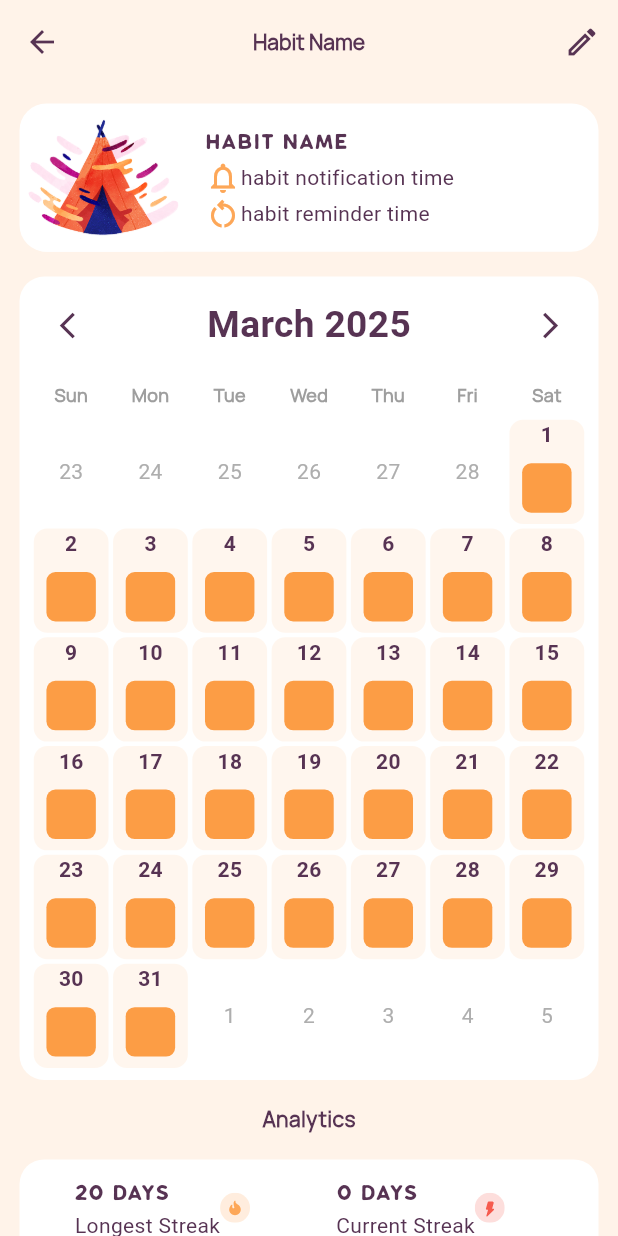
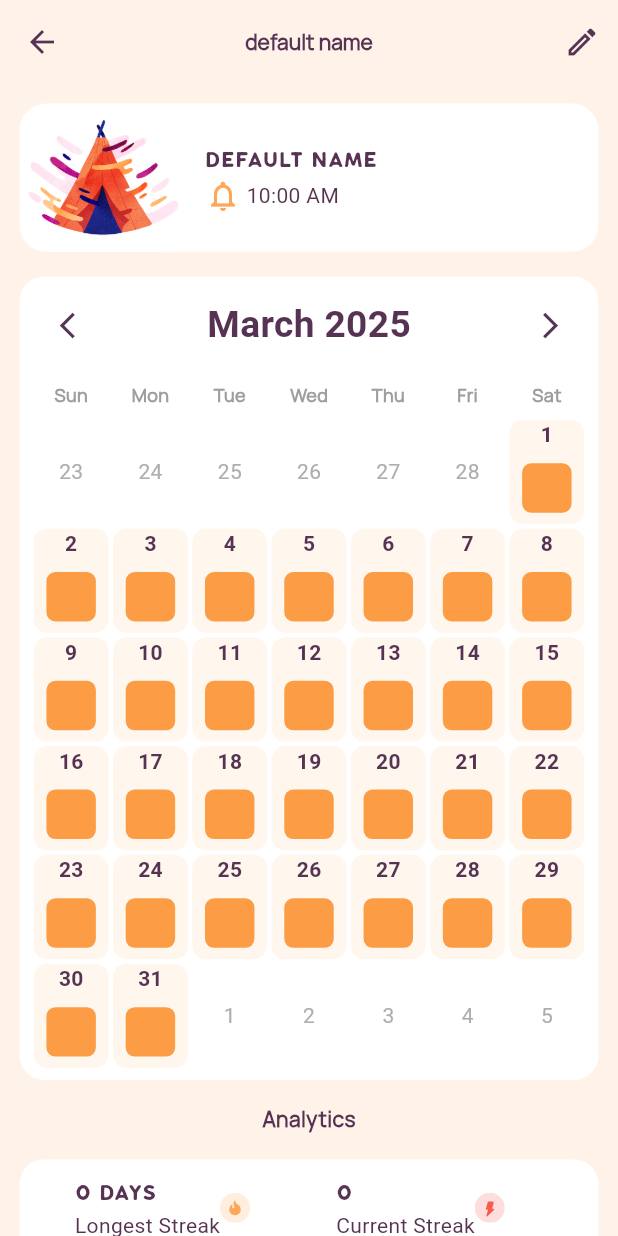
Before and after one commit to Dada6x/Monumental-habits, a Flutter app: the HabitInfoPage screen opened directly with empty values, after a tap on the "arrow back ios new" icon, on a phone screen of 412 x 824 dp. Run offline on Flutter 3.47's test engine with Material 3 defaults, Android fonts, the phone set to English and light mode, and no system bars; drawn by our look-alikes of table_calendar; our stand-ins replace dio, firebase_auth, firebase_core, flutter_local_notifications, flutter_svg, flutter_timezone and 8 more; missing offline and left inert: flutter_verification_code; accounts and stored records are empty; network calls fail; project files that could hold a hidden picture were left out.

Commit message:
making the info page(getting started )

```diff
--- a/lib/pages/habit/controllers/habitcontroller.dart
+++ b/lib/pages/habit/controllers/habitcontroller.dart
@@ -43,6 +43,7 @@ class HabitController extends GetxController {
         var response = await Dio().post(
           "http://10.0.2.2:8000/api/habits",
           data: {
+
             'name': habitName.value,
             "days": selectedDays.map((d) => fullDayNames[d]!).toList(),
             "reminder_time": null,
--- a/lib/pages/habit/info/habit_Info.dart
+++ b/lib/pages/habit/info/habit_Info.dart
@@ -2,24 +2,45 @@ import 'package:dio/dio.dart';
 import 'package:flutter/material.dart';
 import 'package:flutter_svg/flutter_svg.dart';
 import 'package:get/get.dart';
-import 'package:monumental_habits/home/homePage.dart';
 import 'package:monumental_habits/main.dart';
 import 'package:monumental_habits/pages/habit/controllers/habitcontroller.dart';
+import 'package:monumental_habits/pages/habit/controllers/service.dart';
 import 'package:monumental_habits/pages/habit/info/calander.dart';
 import 'package:monumental_habits/util/helper.dart';
 import 'package:monumental_habits/util/sizedconfig.dart';
 import 'package:monumental_habits/widgets/Buttons.dart';
 
-class HabitInfoPage extends StatelessWidget {
+class HabitInfoPage extends StatefulWidget {
   // ignore: prefer_typing_uninitialized_variables
   final id;
-  final HabitController habitController = Get.find<HabitController>();
+
   HabitInfoPage({super.key, required this.id});
 
-  void deleteHabit() async {
+  @override
+  State<HabitInfoPage> createState() => _HabitInfoPageState();
+}
+
+class _HabitInfoPageState extends State<HabitInfoPage> {
+  final HabitController habitController = Get.find<HabitController>();
+
+  String name = 'default name';
+  String reminderTime = ' 10:00 AM';
+  int longestStreak = 0;
+  int currentStreak = 0;
+  double completionRate = 0.0;
+  String easiness = '';
+
+  @override
+  void initState() {
+    super.initState();
+    fetchHabitData();
+  }
+
+  void fetchHabitData() async {
+    String apiUrl = 'http://10.0.2.2:8000/habits/${widget.id}';
+
     try {
-      String apiUrl = 'http://10.0.2.2:8000/api/habits/$id';
-      var response = await dio.delete(
+      final response = await dio.get(
         apiUrl,
         options: Options(
           headers: {
@@ -28,39 +49,21 @@ class HabitInfoPage extends StatelessWidget {
           },
         ),
       );
-      // Check the response status code
       if (response.statusCode == 200) {
-        Get.snackbar('Success', 'Habit deleted successfully! ',
-            snackPosition: SnackPosition.BOTTOM,
-            backgroundColor: Colors.white,
-            colorText: const Color(darkOrange),
-            icon: const Icon(Icons.delete));
-        Get.off(()=>HomePage());
+        print("DATA WAS FETCHUESD ⚪");
+        setState(() {
+          name = response.data['habit']['name'];
+          reminderTime = response.data['reminder_time'];
+          longestStreak = response.data['longest_streak'];
+          currentStreak = response.data['current_streak'];
+          completionRate = response.data['complete_rate'];
+          easiness = response.data['easiness'];
+        });
       } else {
-        Get.snackbar(
-          'Error',
-          'Failed to delete habit. Try again later. ❌',
-          snackPosition: SnackPosition.BOTTOM,
-          backgroundColor: Colors.orange,
-          colorText: Colors.white,
-          icon: const Icon(
-          Icons.error,
-          color: Colors.red,
-        ),
-        );
+        print('error');
       }
     } catch (e) {
-      Get.snackbar(
-        'Error',
-        'Error: Unable to delete habit. Please check your connection. ❌',
-        snackPosition: SnackPosition.BOTTOM,
-        backgroundColor: Colors.orange,
-        colorText: Colors.white,
-        icon: const Icon(
-          Icons.error,
-          color: Colors.red,
-        ),
-      );
+      print('exception $e');
     }
   }
 
@@ -77,7 +80,7 @@ class HabitInfoPage extends StatelessWidget {
         elevation: 0,
         centerTitle: true,
         title: Text(
-          'Habit Name',
+          name,
           style: manropeFun(context),
           overflow: TextOverflow.ellipsis,
         ),
@@ -130,7 +133,7 @@ class HabitInfoPage extends StatelessWidget {
                           crossAxisAlignment: CrossAxisAlignment.start,
                           children: [
                             Text(
-                              'habit name',
+                              name,
                               style: klasikFun(context),
                             ),
                             Row(
@@ -139,18 +142,18 @@ class HabitInfoPage extends StatelessWidget {
                                   Icons.notifications_outlined,
                                   color: Theme.of(context).colorScheme.primary,
                                 ),
-                                const Text("habit notification time "),
+                                Text(reminderTime),
                               ],
                             ),
-                            Row(
-                              children: [
-                                Icon(
-                                  Icons.restart_alt_outlined,
-                                  color: Theme.of(context).colorScheme.primary,
-                                ),
-                                const Text("habit reminder time "),
-                              ],
-                            ),
+                            // Row(
+                            //   children: [
+                            //     Icon(
+                            //       Icons.restart_alt_outlined,
+                            //       color: Theme.of(context).colorScheme.primary,
+                            //     ),
+                            //     const Text("habit reminder time "),
+                            //   ],
+                            // ),
                           ],
                         ),
                       ],
@@ -189,15 +192,15 @@ class HabitInfoPage extends StatelessWidget {
                       mainAxisAlignment: MainAxisAlignment.spaceEvenly,
                       children: [
                         analyticsColumn([
-                          customWidget("20 Days", "Longest Streak",
-                              "assets/images/Fire.svg"),
-                          customWidget("98%", "Completion Rate",
+                          customWidget("${longestStreak} Days",
+                              "Longest Streak", "assets/images/Fire.svg"),
+                          customWidget("${completionRate} %", "Completion Rate",
                               "assets/images/EllipseDiagrams.svg"),
                         ]),
                         analyticsColumn([
-                          customWidget("0 Days", "Current Streak",
+                          customWidget("${currentStreak}", "Current Streak",
                               "assets/images/LightningIcon.svg"),
-                          customWidget("7", "Average Easiness Score",
+                          customWidget("${easiness}", "Average Easiness Score",
                               "assets/images/Leaf.svg"),
                         ]),
                       ],
@@ -228,7 +231,7 @@ class HabitInfoPage extends StatelessWidget {
                         ),
                       );
                       if (confirmDelete == true) {
-                        deleteHabit();
+                        HabitService().deleteHabit(widget.id);
                       } else {
                         Get.snackbar(
                           'Cancelled',
@@ -248,7 +251,6 @@ class HabitInfoPage extends StatelessWidget {
       ),
     );
   }
-
 
   Widget analyticsColumn(List<Widget> children) {
     return Column(
```
Also changed, not shown: lib/pages/habit/controllers/service.dart (+61 -27 lines), lib/pages/habit/dashboard_homepage/habitTable.dart (line endings or trailing spaces).
